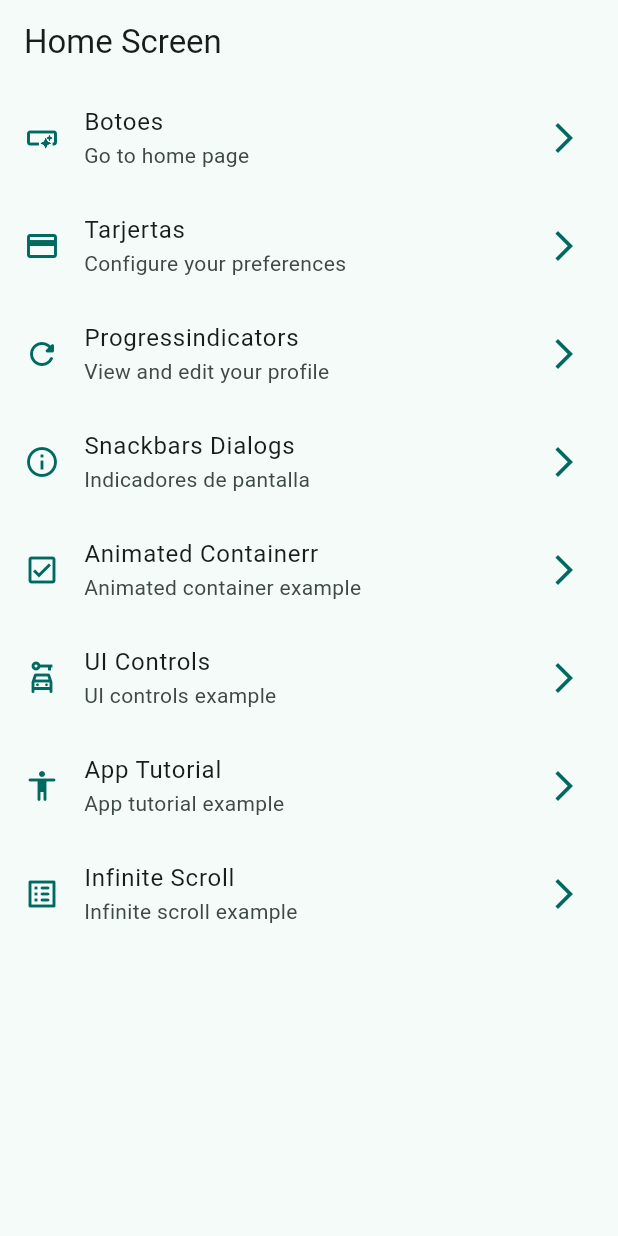
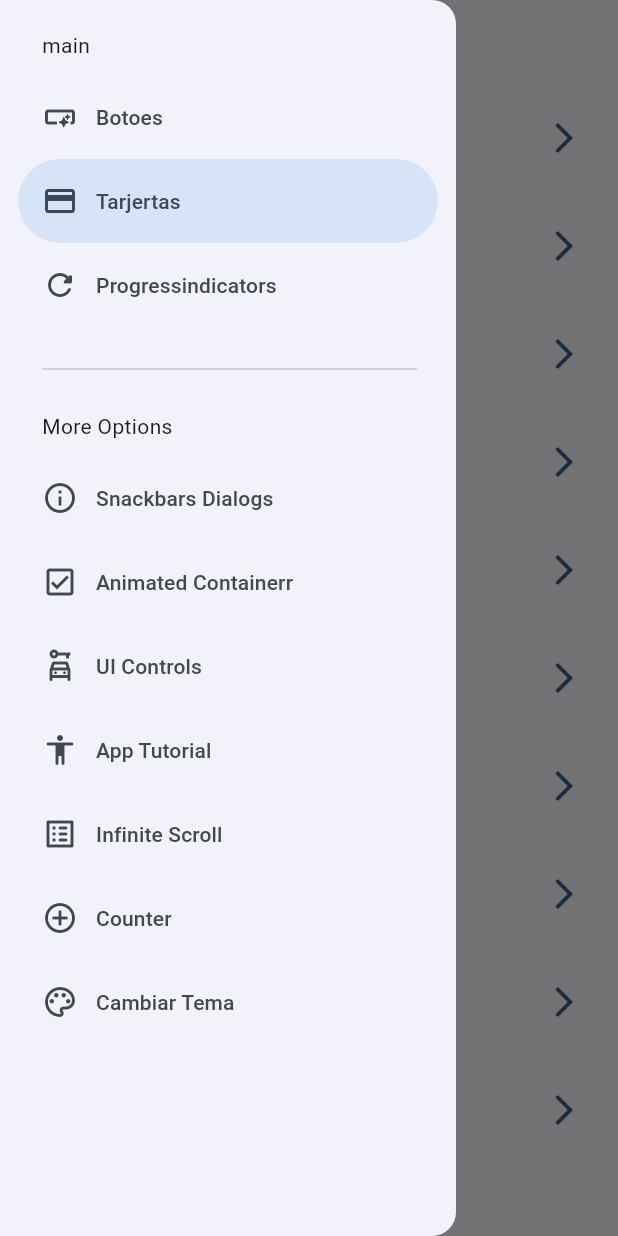
Before and after one commit to JosueCas123/widgets_app, a Flutter app: the screen it shows after launch, with the side drawer open (before the commit the screen has no drawer), on a phone screen of 412 x 824 dp. Run offline on Flutter 3.47's test engine with Material 3 defaults, Android fonts, the phone set to English and light mode, and no system bars; our stand-ins replace animate_do, flutter_riverpod, go_router.

Commit message:
antes de statenotifier

```diff
--- a/lib/config/menu/menu_items.dart
+++ b/lib/config/menu/menu_items.dart
@@ -71,4 +71,16 @@ const appMenuItems = <MenuItems>[
     icon: Icons.list_alt_rounded,
     link: '/infinite_scroll',
   ),
+  MenuItems(
+    title: 'Counter',
+    subtitle: 'Counter example',
+    icon: Icons.add_circle_outline,
+    link: '/counter',
+  ),
+  MenuItems(
+    title: 'Cambiar Tema',
+    subtitle: 'Cambiar el tema de la aplicacion',
+    icon: Icons.color_lens_outlined,
+    link: '/themeChange',
+  ),
 ];
--- a/lib/config/router/app_router.dart
+++ b/lib/config/router/app_router.dart
@@ -2,6 +2,7 @@
 
 import 'package:go_router/go_router.dart';
 import 'package:widgets_app/presentation/screem.dart';
+
 
 
 final router = GoRouter(
@@ -50,7 +51,18 @@ final router = GoRouter(
       path: '/infinite_scroll',
       name: InfiniteScrollScreen.name,
       builder: (context, state) => InfiniteScrollScreen(),
-    )
+    ),
+    GoRoute(
+      path: '/counter',
+      name: CounterScreen.name,
+      builder: (context, state) => CounterScreen(),
+      ),
+    GoRoute(
+      path:'/themeChange',
+      name: ThemeChamgerScreen().name,
+      builder: (context, state) => const ThemeChamgerScreen(),
+    ),
+
 
   ],
 );
--- a/lib/config/theme/app_theme.dart
+++ b/lib/config/theme/app_theme.dart
@@ -14,9 +14,11 @@ const colorList = <Color>[
 
 class AppTheme {
   final int selectedColors;
+  final bool isDarkMode;
 
   const AppTheme({
-    required this.selectedColors,
+     this.selectedColors = 0,
+     this.isDarkMode = false,
   }):assert(
     selectedColors >= 0 && selectedColors < colorList.length,
     'selectedColors must be between 0 and ${colorList.length - 1}',
@@ -24,6 +26,7 @@ class AppTheme {
 
   ThemeData gethemeData() => ThemeData(
     useMaterial3: true,
+    brightness: isDarkMode ? Brightness.dark : Brightness.light,
     colorSchemeSeed: colorList[ selectedColors ],
     appBarTheme: AppBarTheme(
       centerTitle: false,
--- a/lib/main.dart
+++ b/lib/main.dart
@@ -1,20 +1,30 @@
 import 'package:flutter/material.dart';
+import 'package:flutter_riverpod/flutter_riverpod.dart';
 import 'package:widgets_app/config/router/app_router.dart' as AppRouter;
 import 'package:widgets_app/config/theme/app_theme.dart';
+import 'package:widgets_app/presentation/providers/theme_provider.dart' show isDarkModeProvider;
 
 void main() {
-  runApp(const MainApp());
+   runApp(
+    const ProviderScope(
+      child: MainApp(),
+    )
+   );
+
+
 }
 
-class MainApp extends StatelessWidget {
+class MainApp extends ConsumerWidget {
   const MainApp({super.key});
 
   @override
-  Widget build(BuildContext context) {
+  Widget build(BuildContext context, WidgetRef ref) {
+    final isDarkMode = ref.watch(isDarkModeProvider);
+
     return  MaterialApp.router(
       routerConfig: AppRouter.router,
       debugShowCheckedModeBanner: false,
-      theme: AppTheme(selectedColors: 1).gethemeData(),
+      theme: AppTheme(selectedColors: 0, isDarkMode: isDarkMode).gethemeData(),
     );
   }
 }
--- /dev/null
+++ b/lib/presentation/providers/counter_provider.dart
@@ -0,0 +1,4 @@
+
+import 'package:flutter_riverpod/flutter_riverpod.dart';
+
+final counterProvider = StateProvider((ref) => 5);
--- /dev/null
+++ b/lib/presentation/providers/theme_provider.dart
@@ -0,0 +1,8 @@
+import 'package:flutter_riverpod/flutter_riverpod.dart';
+import 'package:widgets_app/config/theme/app_theme.dart';
+
+final colorListProvider = Provider((ref) => colorList);
+
+final isDarkModeProvider = StateProvider((ref) => false);
+
+final selectedColorProvider = StateProvider((ref) => 0);
--- a/lib/presentation/screem.dart
+++ b/lib/presentation/screem.dart
@@ -7,3 +7,5 @@ export  'package:widgets_app/presentation/screens/ui_controls/ui_controls_screen
 export 'package:widgets_app/presentation/screens/buttons/button_screen.dart';
 export 'package:widgets_app/presentation/screens/cards/card_screen.dart';
 export 'package:widgets_app/presentation/screens/home/home_screen.dart';
+export 'package:widgets_app/presentation/screens/counter/counter.screen.dart';
+export 'package:widgets_app/presentation/screens/theme_changer/theme_chamger_screen.dart';
--- a/lib/presentation/screens/home/home_screen.dart
+++ b/lib/presentation/screens/home/home_screen.dart
@@ -1,20 +1,25 @@
 import 'package:flutter/material.dart';
 import 'package:go_router/go_router.dart';
 import 'package:widgets_app/config/menu/menu_items.dart';
+import 'package:widgets_app/presentation/widgets/side_menu.dart';
 
 
 class HomeScreen extends StatelessWidget {
 
   static const String name = 'home_screen';
 
-  const HomeScreen({super.key});
+   HomeScreen({super.key});
 
+    final scaffoldKey = GlobalKey<ScaffoldState>();
   @override
   Widget build(BuildContext context) {
     final MenuItems menuItems;
     return Scaffold(
-      appBar: AppBar(title: Text('Home Screen')),
+      appBar: AppBar(title: Text('Home Screen'),
+
+      ),
       body: _HomeView(),
+      drawer: SideMenu(scaffoldKey: scaffoldKey),
     );
   }
 }
--- /dev/null
+++ b/lib/presentation/widgets/side_menu.dart
@@ -0,0 +1,64 @@
+import 'package:flutter/material.dart';
+import 'package:go_router/go_router.dart';
+import 'package:widgets_app/config/menu/menu_items.dart';
+
+class SideMenu extends StatefulWidget {
+  final GlobalKey<ScaffoldState> scaffoldKey;
+  const SideMenu({super.key, required this.scaffoldKey});
+
+  @override
+  State<SideMenu> createState() => _SideMenuState();
+}
+
+class _SideMenuState extends State<SideMenu> {
+  int navDrawerSelectedIndex = 1;
+
+  @override
+  Widget build(BuildContext context) {
+    final hasNotch = MediaQuery.of(context).viewPadding.top > 35;
+    return NavigationDrawer(
+      selectedIndex: navDrawerSelectedIndex,
+      onDestinationSelected: (value) {
+        setState(() {
+          navDrawerSelectedIndex = value;
+        });
+        final menuItem = appMenuItems[value];
+        context.push(menuItem.link);
+        widget.scaffoldKey.currentState?.closeDrawer();
+      },
+
+      children: [
+        Padding(
+          padding: EdgeInsets.fromLTRB(28, hasNotch ? 5 : 20, 26, 10),
+          child: const Text('main'),
+        ),
+
+        ...appMenuItems
+            .sublist(0, 3)
+            .map(
+              (items) => NavigationDrawerDestination(
+                icon: Icon(items.icon),
+                label: Text(items.title),
+              ),
+            ),
+        Padding(
+          padding: EdgeInsets.fromLTRB(28, hasNotch ? 5 : 20, 26, 10),
+          child: Divider(),
+        ),
+
+        Padding(
+          padding: EdgeInsets.fromLTRB(28, 10, 16, 10),
+          child: const Text('More Options'),
+        ),
+        ...appMenuItems
+            .sublist(3)
+            .map(
+              (items) => NavigationDrawerDestination(
+                icon: Icon(items.icon),
+                label: Text(items.title),
+              ),
+            ),
+      ],
+    );
+  }
+}
--- a/pubspec.yaml
+++ b/pubspec.yaml
@@ -10,6 +10,7 @@ dependencies:
   animate_do: ^4.2.0
   flutter:
     sdk: flutter
+  flutter_riverpod: ^2.6.1
   go_router: ^15.1.2
 
 dev_dependencies:
```
Also changed, not shown: lib/presentation/screens/counter/counter.screen.dart (added, +47 -0 lines), lib/presentation/screens/theme_changer/theme_chamger_screen.dart (added, +60 -0 lines), pubspec.lock.
